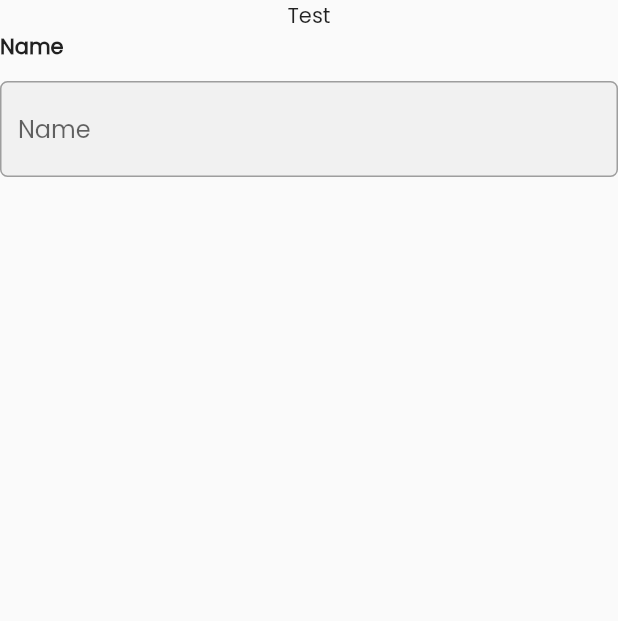
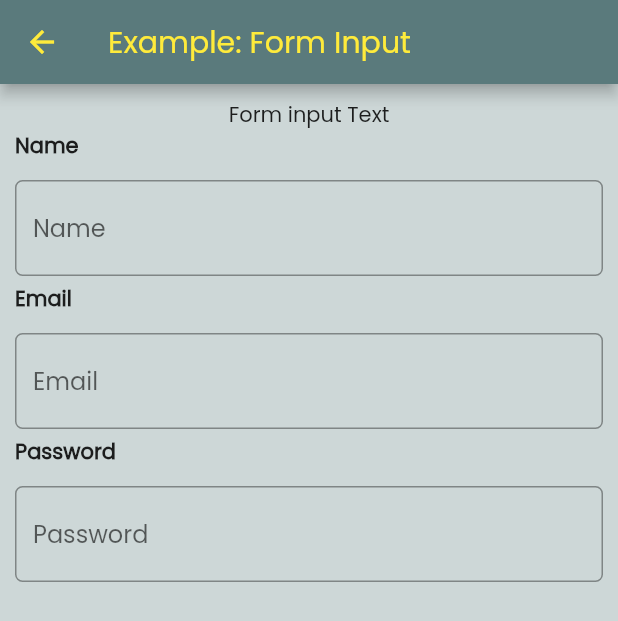
Before and after one commit to maulahaz/flt-zapp-template, a Flutter app: the screen it shows after launch, after a tap on "Form Inputs", on a phone screen of 412 x 824 dp. Shown: the top 621 px of the screen. Run offline on Flutter 3.47's test engine with Material 2 defaults, Android fonts, the phone set to English and light mode, and no system bars; our stand-ins replace shared_preferences.

Commit message:
Fix ThemeData, Add Forminput.password class

```diff
--- a/lib/configs/styles.dart
+++ b/lib/configs/styles.dart
@@ -33,6 +33,6 @@ final otpInputDecoration = InputDecoration(
 OutlineInputBorder outlineInputBorder() {
   return OutlineInputBorder(
     borderRadius: BorderRadius.circular(15),
-    borderSide: BorderSide(color: kAppPrimary),
+    borderSide: BorderSide(color: kInfo),
   );
 }
--- a/lib/configs/themes.dart
+++ b/lib/configs/themes.dart
@@ -4,23 +4,33 @@ import 'x_configs.dart';
 
 class MyThemes {
   static final lightMode = ThemeData(
-      colorScheme: ThemeData().colorScheme.copyWith(primary: kRed),
+    colorScheme: ThemeData().colorScheme.copyWith(primary: kPrimary),
     fontFamily: 'Poppins',
-    //   appBarTheme: AppBarTheme(foregroundColor: kBlack),
+    appBarTheme: AppBarTheme(foregroundColor: kYellow),
+    scaffoldBackgroundColor: kPrimary.withOpacity(0.3),
+    //--Form Input
     inputDecorationTheme: InputDecorationTheme(
-          border: OutlineInputBorder(
-              borderRadius: BorderRadius.circular(20.0),
-              borderSide: BorderSide.none),
-          filled: true,
-          fillColor: Colors.grey.withOpacity(0.1)));
+      border: const OutlineInputBorder(
+        borderRadius: BorderRadius.all(Radius.circular(5.0)),
+        borderSide: BorderSide(color: Colors.grey),
+      ),
+      // filled: true,
+      // fillColor: Colors.yellow
+    ),
+  );
 
   static final darkMode = ThemeData(
     colorScheme: ThemeData().colorScheme.copyWith(primary: kYellow),
     fontFamily: 'Poppins',
+    appBarTheme: AppBarTheme(foregroundColor: kRed),
+    scaffoldBackgroundColor: kWhite,
+    //--Form Input
     inputDecorationTheme: InputDecorationTheme(
       border: OutlineInputBorder(
-              borderRadius: BorderRadius.circular(20.0),
+          borderRadius: BorderRadius.all(Radius.circular(5.0)),
           borderSide: BorderSide.none),
       filled: true,
-          fillColor: Colors.grey.withOpacity(0.1)));
+      fillColor: Colors.grey.withOpacity(0.1),
+    ),
+  );
 }
--- a/lib/modules/features/pages/form_input_pg.dart
+++ /dev/null
@@ -1,18 +0,0 @@
-import 'package:flutter/material.dart';
-
-class FormInputPage extends StatelessWidget {
-  const FormInputPage({super.key});
-
-  @override
-  Widget build(BuildContext context) {
-    return Scaffold(
-      appBar: AppBar(
-        title: Text('Form Input Page'),
-      ),
-      body: SingleChildScrollView(
-        child: Column(children: [
-          Text('Form Input')
-        ],),
-      ));
-  }
-}
--- a/lib/pages/examples/form_input_pg.dart
+++ b/lib/pages/examples/form_input_pg.dart
@@ -15,10 +15,19 @@ class _FormInputPageState extends State<FormInputPage> {
   @override
   Widget build(BuildContext context) {
     return Scaffold(
+      appBar: AppBar(
+        title: Text('Example: Form Input'),
+      ),
       body: SingleChildScrollView(
+        padding: EdgeInsets.all(10),
         child: Column(children: [
-          Text('Test'),
+          Text('Form input Text'),
           FormInput.text( context,txtName, 'Name',null),
+          SizedBox(height: 5),
+          FormInput.text( context,txtName, 'Email',null),
+          SizedBox(height: 5),
+          FormInput.password( context,txtName, 'Password',null),
+          SizedBox(height: 5),
         ],),
       ),
     );
--- a/lib/widgets/button_wdg.dart
+++ b/lib/widgets/button_wdg.dart
@@ -24,7 +24,7 @@ class MyButtons {
         padding: EdgeInsets.all(kDefaultPadding * 0.5),
         decoration: BoxDecoration(
             color: outlined ? kTransparent : bgColor,
-            gradient: gradiented ? kAppGradientPrim : null,
+            gradient: gradiented ? kGradientPrimary : null,
             borderRadius: BorderRadius.all(Radius.circular(10)),
             border: outlined ? Border.all(color: bgColor, width: 2) : null),
         child: isLoading
@@ -34,7 +34,7 @@ class MyButtons {
                   SizedBox(
                       width: 24,
                       height: 24,
-                      child: CircularProgressIndicator(color: kAppPrimary)),
+                      child: CircularProgressIndicator(color: kPrimary)),
                   SizedBox(width: 10),
                   Text(label, style: getFont(16, color: txColor)),
                 ],
@@ -46,7 +46,7 @@ class MyButtons {
 
   static Widget primary(
       BuildContext context, String label, Function() function) {
-    return showMyButtons(context, label, kWhite, kAppPrimary, function,
+    return showMyButtons(context, label, kWhite, kInfo, function,
         outlined: false, gradiented: false);
   }
 
@@ -74,7 +74,7 @@ class MyButtons {
 
   static Widget primaryOutlined(
       BuildContext context, String label, Function() function) {
-    return showMyButtons(context, label, kBlack, kAppPrimary, function,
+    return showMyButtons(context, label, kBlack, kInfo, function,
         outlined: true, gradiented: false);
   }
 
@@ -86,7 +86,7 @@ class MyButtons {
 
   static Widget primaryGradiented(
       BuildContext context, String label, Function() function) {
-    return showMyButtons(context, label, kBlack, kAppPrimary, function,
+    return showMyButtons(context, label, kBlack, kInfo, function,
         outlined: false, gradiented: true);
   }
 }
--- a/lib/widgets/form_input_wdg.dart
+++ b/lib/widgets/form_input_wdg.dart
@@ -31,14 +31,14 @@ class FormInput {
           keyboardType: keyboardType,
           decoration: InputDecoration(
             suffixIcon: suffixIcon,
-            border: const OutlineInputBorder(
-              borderRadius: BorderRadius.all(Radius.circular(5.0)),
-              borderSide: BorderSide(color: Colors.grey),
-            ),
-            enabledBorder: const OutlineInputBorder(
-              borderRadius: BorderRadius.all(Radius.circular(5.0)),
-              borderSide: BorderSide(color: Colors.grey),
-            ),
+            // border: const OutlineInputBorder(
+            //   borderRadius: BorderRadius.all(Radius.circular(5.0)),
+            //   borderSide: BorderSide(color: Colors.grey),
+            // ),
+            // enabledBorder: const OutlineInputBorder(
+            //   borderRadius: BorderRadius.all(Radius.circular(5.0)),
+            //   borderSide: BorderSide(color: Colors.grey),
+            // ),
             hintText: label,
           ),
         ),
@@ -46,6 +46,7 @@ class FormInput {
     );
   }
 
+  //--Form Text Input
   static Widget text(
     BuildContext context,
     TextEditingController controller,
@@ -63,4 +64,23 @@ class FormInput {
       onChanged:onChanged ?? null,
     );
   }
+
+  //--Form Text Password
+  static Widget password(
+    BuildContext context,
+    TextEditingController controller,
+    String label,
+    Function(String value)? onChanged,
+  ) {
+    return showFormInput(
+      context,
+      controller: controller,
+      label:label,
+      showLabel:true,
+      obscureText:true,
+      keyboardType:TextInputType.text,
+      suffixIcon:SizedBox.shrink(),
+      onChanged:onChanged ?? null,
+    );
+  }
 }
```
Also changed, not shown: lib/configs/colors.dart (+12 -21 lines), lib/widgets/icon_textfield_wdg.dart (+4 -4 lines), 1 other file. Lines whose indentation alone changed are shown as unchanged.
